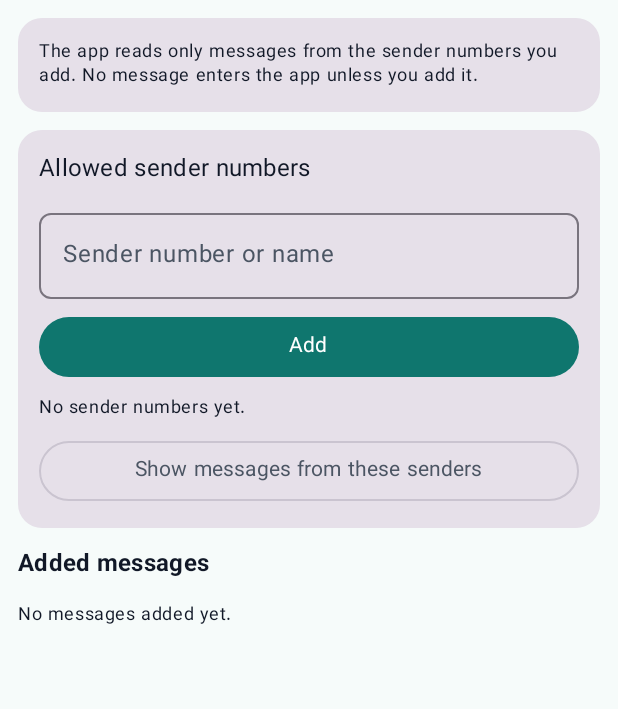
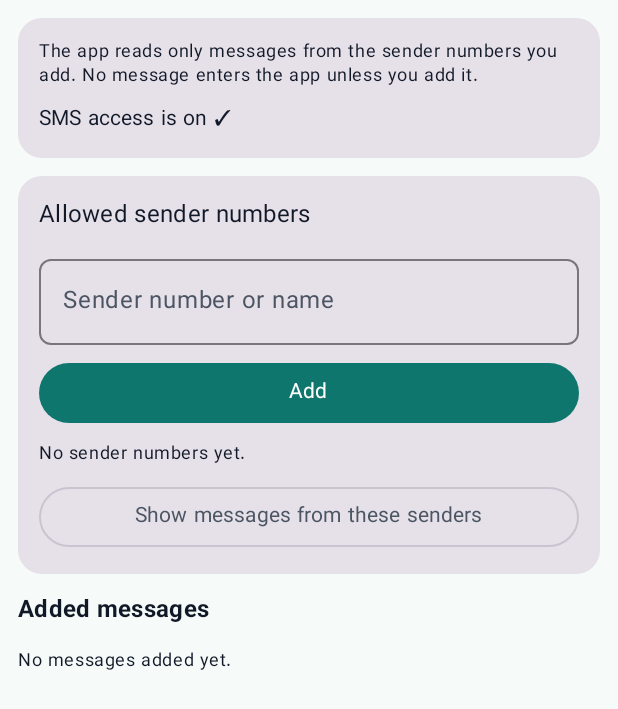
Before and after one commit to SENFIB/hesabyar, an Android app built with Jetpack Compose: the composable SmsTab shown on its own in the app's theme, on a phone screen of 412 x 824 dp. Shown: the top 709 px of the screen. Run offline under Robolectric (Android 15) with nearby library versions, the phone set to English and light mode, and no system bars.

Commit message:
Update Sms.kt

```diff
--- a/app/src/main/java/com/hesabyar/app/ui/Sms.kt
+++ b/app/src/main/java/com/hesabyar/app/ui/Sms.kt
@@ -35,7 +35,6 @@ import org.json.JSONArray
 
 // دیتابیس پیامک‌های واردشده؛ در بکاپ هم ذخیره می‌شود (خط BACKUP_DBS را ببین)
 const val SMS_DB_NAME = "hesabyar_sms.db"
-
 private const val SMS_PREFS = "hesabyar_sms"
 private const val SMS_SENDERS_KEY = "senders"
 private const val SMS_SCAN_LIMIT = 1000
@@ -101,6 +100,7 @@ private fun readInboxFor(ctx: Context, senders: List<String>): List<SmsMessage>
         null,
         "${Telephony.Sms.DATE} DESC LIMIT $SMS_SCAN_LIMIT"
     ) ?: return out
+
     cursor.use { c ->
         val iAddress = c.getColumnIndexOrThrow(Telephony.Sms.ADDRESS)
         val iBody = c.getColumnIndexOrThrow(Telephony.Sms.BODY)
@@ -237,10 +237,41 @@ fun SmsTab(vm: MainViewModel, regionType: CalendarType) {
     )
     val tAllow = tr("اجازه می‌دهم", "Allow", "أسمح")
     val tCancel = tr("انصراف", "Cancel", "إلغاء")
+    val tGrantedOk = tr("دسترسی پیامک فعال است ✓", "SMS access is on ✓", "الوصول إلى الرسائل مفعل ✓")
+    val tGuideTitle = tr(
+        "اگر اجازه داده نشد، این مراحل را انجام دهید:",
+        "If access was refused, follow these steps:",
+        "إذا لم يُمنح الإذن، اتبع هذه الخطوات:"
+    )
+    val tStep1 = tr(
+        "۱. دکمه «باز کردن تنظیمات برنامه» را بزنید.",
+        "1. Tap “Open app settings”.",
+        "١. اضغط «فتح إعدادات التطبيق»."
+    )
+    val tStep2 = tr(
+        "۲. بالا سمت راست، روی ⋮ بزنید و «Allow restricted settings» (اجازه دادن به تنظیمات محدودشده) را انتخاب کنید.",
+        "2. Tap ⋮ at the top right and choose “Allow restricted settings”.",
+        "٢. اضغط ⋮ في الأعلى واختر «Allow restricted settings» (السماح بالإعدادات المقيّدة)."
+    )
+    val tStep3 = tr(
+        "۳. با اثر انگشت یا قفل صفحه تأیید کنید.",
+        "3. Confirm with your fingerprint or screen lock.",
+        "٣. أكّد ببصمة الإصبع أو قفل الشاشة."
+    )
+    val tStep4 = tr(
+        "۴. به برنامه برگردید، «بررسی دوباره» را بزنید و سپس «اجازه دسترسی به پیامک‌ها» را بزنید.",
+        "4. Come back to the app, tap “Check again”, then “Allow SMS access”.",
+        "٤. ارجع إلى التطبيق واضغط «تحقق مرة أخرى» ثم «السماح بالوصول إلى الرسائل»."
+    )
+    val tTip = tr(
+        "اگر گزینه «Allow restricted settings» دیده نشد، یک بار اجازه را بزنید و در پنجره‌ای که باز می‌شود «رد» را انتخاب کنید؛ بعد مراحل بالا را دوباره انجام دهید.",
+        "If “Allow restricted settings” is missing, tap Allow once, choose Deny in the window, then repeat the steps above.",
+        "إذا لم يظهر «Allow restricted settings»، اضغط السماح مرة واحدة واختر رفض في النافذة، ثم كرر الخطوات أعلاه."
+    )
+    val tNoSenders = tr("هنوز سرشماره‌ای اضافه نشده است.", "No sender numbers yet.", "لم تُضف أي أرقام بعد.")
     val tSendersTitle = tr("سرشماره‌های مجاز", "Allowed sender numbers", "أرقام المرسل المسموح بها")
     val tSenderLabel = tr("سرشماره یا نام فرستنده", "Sender number or name", "رقم المرسل أو اسمه")
     val tAddSender = tr("افزودن", "Add", "إضافة")
-    val tNoSenders = tr("هنوز سرشماره‌ای اضافه نشده است.", "No sender numbers yet.", "لم تُضف أي أرقام بعد.")
     val tRemove = tr("حذف", "Delete", "حذف")
     val tScan = tr("نمایش پیامک‌های این سرشماره‌ها", "Show messages from these senders", "عرض الرسائل من هؤلاء المرسلين")
     val tLoading = tr("در حال خواندن پیامک‌ها...", "Reading messages...", "جارٍ قراءة الرسائل...")
@@ -260,16 +291,12 @@ fun SmsTab(vm: MainViewModel, regionType: CalendarType) {
     val tNeedSender = tr("اول یک سرشماره اضافه کنید.", "Add a sender number first.", "أضف رقم مرسل أولاً.")
     val tSavedTx = tr("تراکنش ثبت شد ✓", "Transaction recorded ✓", "تم تسجيل المعاملة ✓")
     val tNoPerm = tr("اجازه پیامک داده نشد.", "SMS permission was not granted.", "لم يُمنح إذن الرسائل.")
+    val tStillNo = tr("هنوز اجازه پیامک فعال نیست.", "SMS access is still not on.", "الوصول إلى الرسائل ما زال غير مفعل.")
     val tNotFound = tr("پیامکی از این سرشماره‌ها پیدا نشد.", "No messages found from these senders.", "لم يُعثر على رسائل من هؤلاء المرسلين.")
-    val tDeniedHelp = tr(
-        "اگر پنجره اجازه باز نشد یا اجازه داده نشد، از تنظیمات برنامه، دسترسی پیامک را فعال کنید.",
-        "If the permission window did not open or was refused, enable SMS in the app settings.",
-        "إذا لم تظهر نافذة الإذن أو رُفض، فعّل الرسائل من إعدادات التطبيق."
-    )
     val tOpenAppSettings = tr("باز کردن تنظیمات برنامه", "Open app settings", "فتح إعدادات التطبيق")
+    val tRecheck = tr("بررسی دوباره", "Check again", "تحقق مرة أخرى")
 
     var granted by remember { mutableStateOf(hasSmsPermission(ctx)) }
-    var deniedOnce by remember { mutableStateOf(false) }
     var askDialog by remember { mutableStateOf(false) }
     var senders by remember { mutableStateOf(loadSenders(ctx)) }
     var newSender by remember { mutableStateOf("") }
@@ -301,7 +328,6 @@ fun SmsTab(vm: MainViewModel, regionType: CalendarType) {
     ) { _ ->
         // به جواب پنجره اعتماد نمی‌کنیم؛ وضعیت واقعی گوشی خوانده می‌شود
         granted = hasSmsPermission(ctx)
-        deniedOnce = !granted
         message = if (granted) null else tNoPerm
     }
 
@@ -313,6 +339,11 @@ fun SmsTab(vm: MainViewModel, regionType: CalendarType) {
                     .addFlags(Intent.FLAG_ACTIVITY_NEW_TASK)
             )
         }
+    }
+
+    val recheck: () -> Unit = {
+        granted = hasSmsPermission(ctx)
+        message = if (granted) null else tStillNo
     }
 
     fun scan() {
@@ -353,22 +384,30 @@ fun SmsTab(vm: MainViewModel, regionType: CalendarType) {
             .padding(12.dp),
         verticalArrangement = Arrangement.spacedBy(12.dp)
     ) {
-        // توضیح و دکمه اجازه
+        // توضیح، دکمه اجازه و راهنما
         Card(modifier = Modifier.fillMaxWidth()) {
             Column(
                 modifier = Modifier.padding(14.dp),
                 verticalArrangement = Arrangement.spacedBy(8.dp)
             ) {
                 Text(tIntro, style = MaterialTheme.typography.bodySmall)
-                if (!granted) {
+                if (granted) {
+                    Text(tGrantedOk, style = MaterialTheme.typography.labelLarge)
+                } else {
                     Button(onClick = { askDialog = true }, modifier = Modifier.fillMaxWidth()) {
                         Text(tAskBtn)
                     }
-                    if (deniedOnce) {
-                        Text(tDeniedHelp, style = MaterialTheme.typography.bodySmall)
-                        OutlinedButton(onClick = openAppSettings, modifier = Modifier.fillMaxWidth()) {
-                            Text(tOpenAppSettings)
-                        }
+                    Text(tGuideTitle, style = MaterialTheme.typography.titleSmall, fontWeight = FontWeight.Bold)
+                    Text(tStep1, style = MaterialTheme.typography.bodySmall)
+                    Text(tStep2, style = MaterialTheme.typography.bodySmall)
+                    Text(tStep3, style = MaterialTheme.typography.bodySmall)
+                    Text(tStep4, style = MaterialTheme.typography.bodySmall)
+                    Text(tTip, style = MaterialTheme.typography.bodySmall)
+                    OutlinedButton(onClick = openAppSettings, modifier = Modifier.fillMaxWidth()) {
+                        Text(tOpenAppSettings)
+                    }
+                    OutlinedButton(onClick = recheck, modifier = Modifier.fillMaxWidth()) {
+                        Text(tRecheck)
                     }
                 }
             }
```
